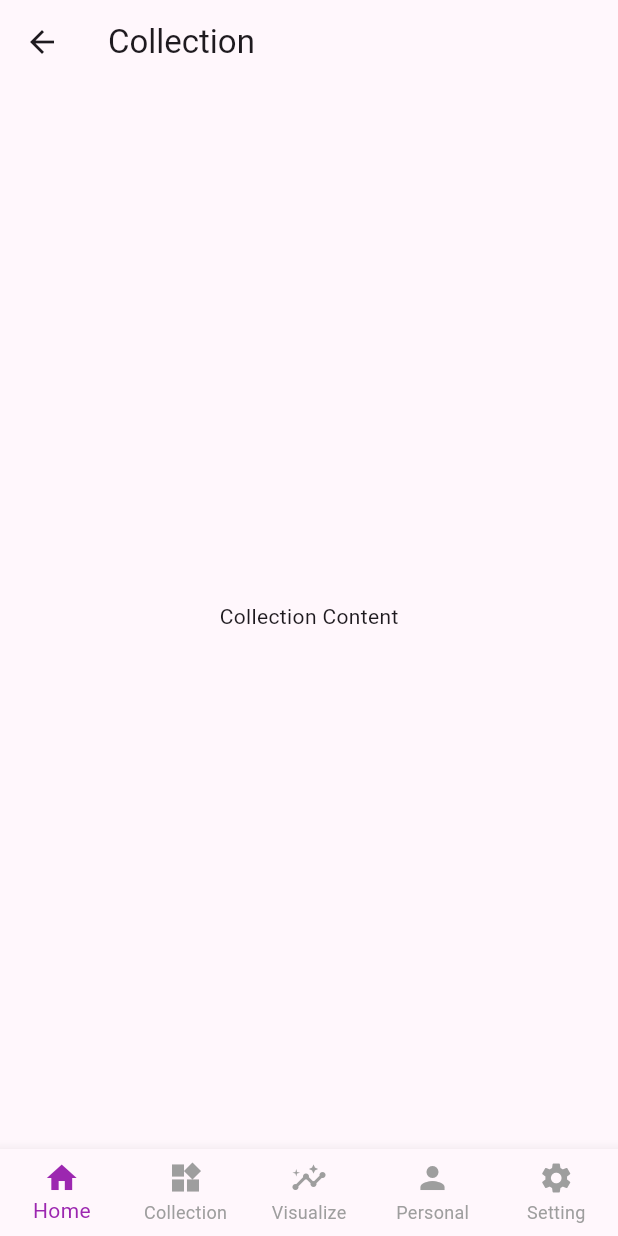
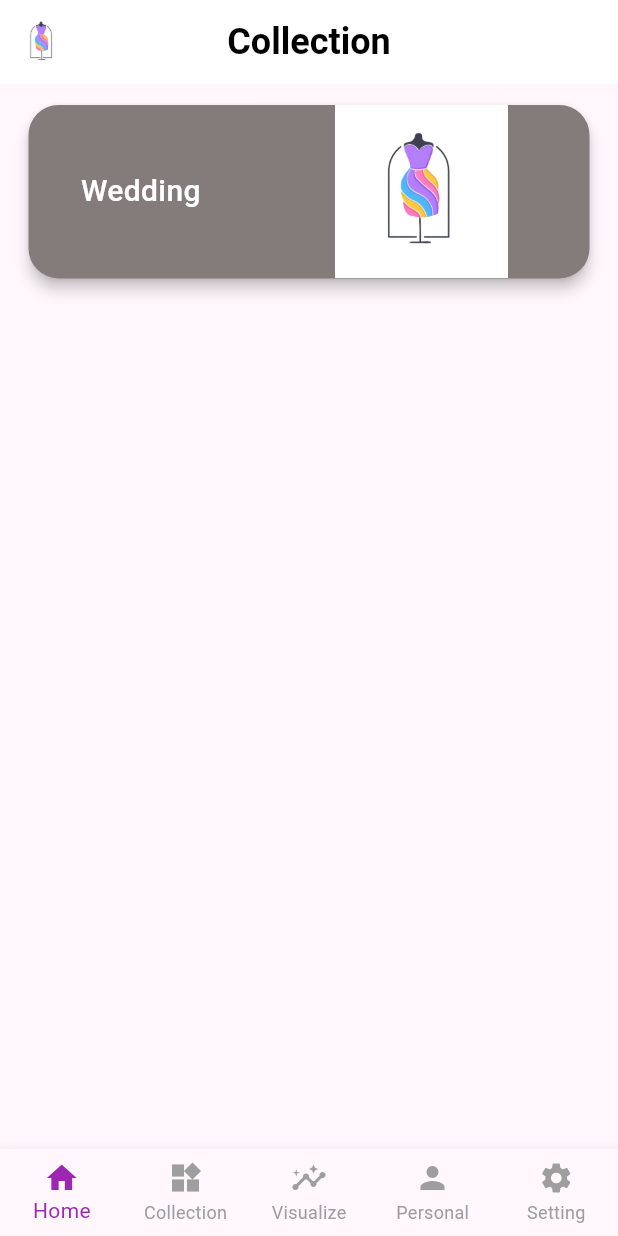
Before and after one commit to NimolChan/Project_Mobile, a Flutter app: the CollectionScreen screen opened by its route, on a phone screen of 412 x 824 dp. Run offline on Flutter 3.47's test engine with Material 3 defaults, Android fonts, the phone set to English and light mode, and no system bars; Roboto replaces fonts that are missing (Cursive).

Commit message:
Collection

```diff
--- a/lib/screens/collection/index.dart
+++ b/lib/screens/collection/index.dart
@@ -1,4 +1,5 @@
 import 'package:flutter/material.dart';
+import 'package:stylishcloset/screens/collection/widget/cart_collection.dart';
 import 'package:stylishcloset/widgets/common/navigation.dart';
 
 class CollectionScreen extends StatelessWidget {
@@ -7,8 +8,38 @@ class CollectionScreen extends StatelessWidget {
   @override
   Widget build(BuildContext context) {
     return Scaffold(
-      appBar: AppBar(title: const Text('Collection')),
-      body: const Center(child: Text('Collection Content')),
+      appBar: AppBar(
+        title: const Text(
+          'Collection',
+          style: TextStyle(
+            fontSize: 24,
+            fontWeight: FontWeight.bold,
+            color: Colors.black,
+          ),
+        ),
+        centerTitle: true,
+        backgroundColor: Colors.white,
+        leading: IconButton(icon: Image.asset( "assets/images/logo.png", width:50, height:50),
+          onPressed: () {
+          // Navigator.push(context, MaterialPageRoute(builder: (context) => const NavigationScreen()));
+        }),
+        // actions: [
+        //   Padding(
+        //     padding: const EdgeInsets.only(right: 16.0),
+        //     child: Image.asset("assets/images/logo.png", width: 40, height: 40),
+        //   )
+        // ],
+        ),
+      body:
+
+        Container(
+          padding: const EdgeInsets.symmetric(horizontal: 10.0),
+          child: Column(
+           children: [
+            CartCollection(title: "Wedding", image: "assets/images/logo.png", color: "0xFF847B7B"),
+           ],
+          ),
+        ),
       bottomNavigationBar: const CustomBottomNav(),
     );
   }
--- /dev/null
+++ b/lib/screens/collection/widget/cart_collection.dart
@@ -0,0 +1,77 @@
+import 'package:flutter/material.dart';
+
+class CartCollection extends StatelessWidget {
+  final String title;
+  final String image;
+  final String color; // Expect hex color like '0xFF8B7C7A'
+
+  const CartCollection({
+    super.key,
+    required this.title,
+    required this.image,
+    required this.color,
+  });
+
+  @override
+  Widget build(BuildContext context) {
+    final sizeHeight = MediaQuery.of(context).size.height;
+
+    return Container(
+      margin: const EdgeInsets.symmetric(vertical: 10, horizontal: 5),
+      height: sizeHeight * 0.15, // responsive height
+      child: Card(
+        elevation: 4,
+        shape: RoundedRectangleBorder(
+          borderRadius: BorderRadius.circular(20),
+        ),
+        color: _parseColor(color),
+        child: Row(
+          children: [
+            // Text section
+            Expanded(
+              flex: 2,
+              child: Center(
+                child: Text(
+                  title,
+                  style: const TextStyle(
+                    fontSize: 20,
+                    color: Colors.white,
+                    fontFamily: 'Cursive',
+                    fontWeight: FontWeight.w500,
+                  ),
+                ),
+              ),
+            ),
+            // Image section
+            Expanded(
+              flex: 3,
+              child: ClipRRect(
+                borderRadius: const BorderRadius.only(
+                  topRight: Radius.circular(20),
+                  bottomRight: Radius.circular(20),
+                ),
+                child: Container(
+                  alignment: Alignment.center,
+                  child: Image.asset(
+                    image,
+                    fit: BoxFit.contain, // keep image centered and visible
+                    height: double.infinity, // responsive width
+                  ),
+                ),
+              ),
+            ),
+          ],
+        ),
+      ),
+    );
+  }
+
+  /// Parses a hex color string like '0xFF8B7C7A' to a Color object.
+  Color _parseColor(String hex) {
+    try {
+      return Color(int.parse(hex));
+    } catch (_) {
+      return Colors.grey; // Fallback color on error
+    }
+  }
+}
--- a/pubspec.yaml
+++ b/pubspec.yaml
@@ -57,9 +57,8 @@ flutter:
   uses-material-design: true
 
   # To add assets to your application, add an assets section, like this:
-  # assets:
-  #   - images/a_dot_burr.jpeg
-  #   - images/a_dot_ham.jpeg
+  assets:
+    - assets/images/
 
   # An image asset can refer to one or more resolution-specific "variants", see
   # https://flutter.dev/to/resolution-aware-images
```
Also changed, not shown: lib/screens/collection/widget/search_collection.dart (added, +74 -0 lines), pubspec.lock.
